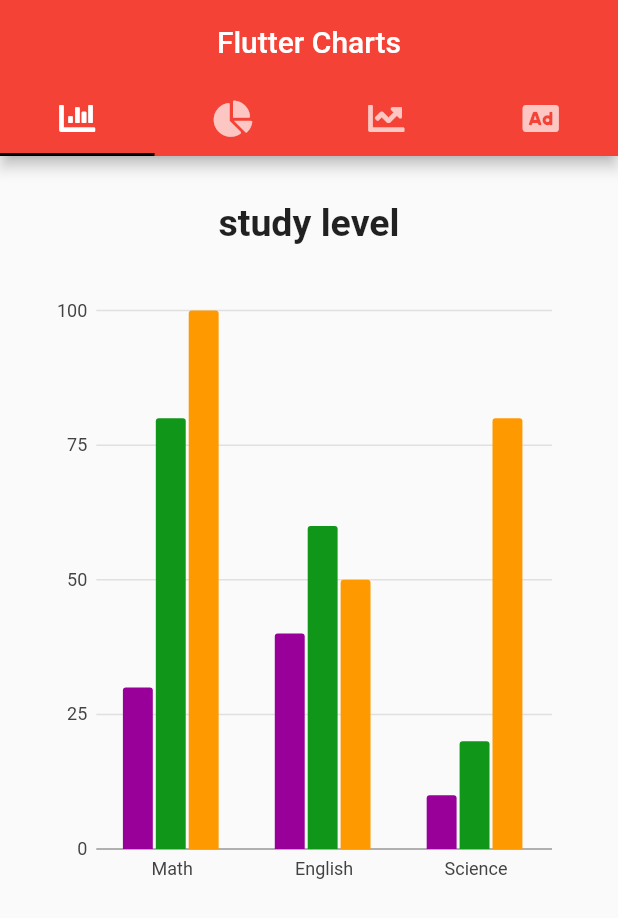
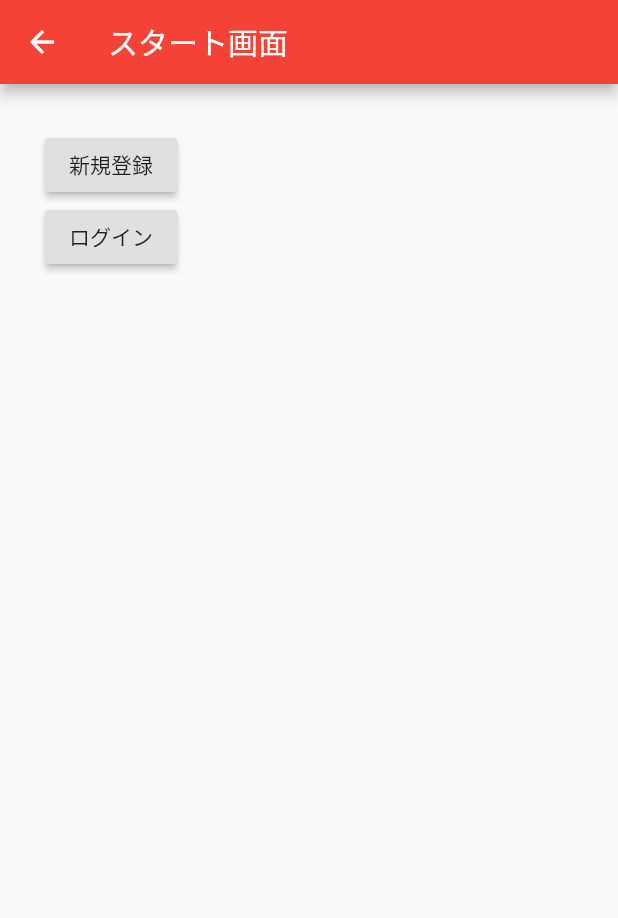
Before and after one commit to nekoneko33/chart2_app, a Flutter app: the screen it shows after launch, on a phone screen of 412 x 824 dp. Shown: the top 918 px of the screen. Run offline on Flutter 3.47's test engine with Material 2 defaults, Android fonts, the phone set to English and light mode, and no system bars; our stand-ins replace charts_flutter, cloud_firestore, firebase_auth, firebase_core, firebase_database, firebase_storage and 2 more; accounts and stored records are empty.

Commit message:
preference commit

```diff
--- /dev/null
+++ b/lib/book_list/book.dart
@@ -0,0 +1,4 @@
+class Book{
+  String title;
+  Book(this.title);
+}
--- a/lib/login/login_page.dart
+++ b/lib/login/login_page.dart
@@ -14,7 +14,7 @@ class LoginPage extends StatelessWidget {
       create: (_) => LoginModel(),
       child: Scaffold(
         appBar: AppBar(
-          title: Text('サインアップ'),
+          title: Text('ログイン'),
         ),
         body: Consumer<LoginModel>(
           builder: (context, model, child) {
--- a/lib/main.dart
+++ b/lib/main.dart
@@ -1,11 +1,17 @@
+import 'package:charts2_app/add_book/add_book_model.dart';
 import 'package:charts2_app/screen/forth_page.dart';
 import 'package:charts2_app/screen/home_page.dart';
+import 'package:charts2_app/screen/init_page.dart';
 import 'package:charts2_app/screen/next_page.dart';
 import 'package:charts2_app/screen/third_page.dart';
+import 'add_book/add_book_page.dart';
+import 'file:///C:/project/charts2_app/lib/book_list/book_list_page.dart';
+import 'file:///C:/project/charts2_app/lib/user_preference/user_preference.dart';
 import 'package:flutter/material.dart';
 import 'package:firebase_core/firebase_core.dart';
 import 'package:charts2_app/signup/signup_page.dart';
 import 'package:charts2_app/login/login_page.dart';
+import 'file:///C:/project/charts2_app/lib/book_list/book_list_page.dart';
 
 void main() async {
   WidgetsFlutterBinding.ensureInitialized();
@@ -23,7 +29,7 @@ class MyApp extends StatelessWidget {
       theme: ThemeData(
         primaryColor: Colors.red,
       ),
-      initialRoute: '/',
+      initialRoute: '/init',
       routes: {
         '/': (context) => HomePage(),
         '/next': (context) => NextPage(),
@@ -31,6 +37,10 @@ class MyApp extends StatelessWidget {
         '/forth': (context) => MyHomePage(),
         '/signup': (context) => SignUpPage(),
         '/login': (context) => LoginPage(),
+        '/userpreference': (context) => UserPreferencePage(),
+        '/init': (context) => InitPage(),
+        '/booklist': (context) => BookListPage(),
+        '/addbook': (context) => AddBookPage(),
       },
     );
   }
--- a/lib/screen/home_page.dart
+++ b/lib/screen/home_page.dart
@@ -310,6 +310,10 @@ class _HomePageState extends State<HomePage> {
                       onPressed: () => {Navigator.pushNamed(context, '/login')},
                       child: Text('ログイン'),
                     ),
+                    RaisedButton(
+                      onPressed: () => {Navigator.pushNamed(context, '/userpreference')},
+                      child: Text('ログイン'),
+                    ),
                   ]),
                 ),
               ),
--- /dev/null
+++ b/lib/screen/init_page.dart
@@ -0,0 +1,33 @@
+import 'package:charts2_app/signup/signup_model.dart';
+import 'package:flutter/cupertino.dart';
+import 'package:flutter/material.dart';
+import 'package:provider/provider.dart';
+
+class InitPage extends StatelessWidget {
+  @override
+  Widget build(BuildContext context) {
+    return Scaffold(
+      appBar: AppBar(
+        title: Text(
+          'スタート画面',
+        ),
+      ),
+      body: Padding(
+        padding: EdgeInsets.all(30),
+        child: Column(
+          children: <Widget>[
+            RaisedButton(
+              onPressed: () => {Navigator.pushNamed(context, '/signup')},
+              child: Text('新規登録'),
+            ),
+            RaisedButton(
+              onPressed: () => {Navigator.pushNamed(context, '/login')},
+              child: Text('ログイン'),
+            ),
+
+          ],
+        ),
+      ),
+    );
+  }
+}
--- a/lib/signup/signup_page.dart
+++ b/lib/signup/signup_page.dart
@@ -13,7 +13,7 @@ class SignUpPage extends StatelessWidget {
       create: (_) => SignUpModel(),
       child: Scaffold(
         appBar: AppBar(
-          title: Text('サインアップ'),
+          title: Text('新規登録'),
         ),
         body: Consumer<SignUpModel>(
           builder: (context, model, child) {
--- /dev/null
+++ b/lib/user_preference/user_preference.dart
@@ -0,0 +1,134 @@
+import 'dart:async';
+import 'dart:io';
+import 'dart:ui';
+import 'package:charts2_app/bloc/user_bloc.dart';
+import 'package:charts2_app/model/userDataModel.dart';
+import 'package:charts2_app/user_preference/user_preference_model.dart';
+import 'package:firebase_auth/firebase_auth.dart';
+import 'package:firebase_storage/firebase_storage.dart';
+import 'package:image_picker/image_picker.dart';
+import 'package:intl/intl.dart';
+import 'package:provider/provider.dart';
+import 'package:charts2_app/bloc/chatBloc.dart';
+import 'package:charts2_app/model/chatDataModel.dart';
+import 'package:firebase_core/firebase_core.dart';
+import 'package:firebase_database/firebase_database.dart';
+import 'package:firebase_database/ui/firebase_animated_list.dart';
+import 'package:flutter/material.dart';
+import 'package:charts2_app/model/sendMessageWidget.dart';
+import 'package:charts2_app/model/receiveMessageWidget.dart';
+
+/*
+class UserPreferencePage extends StatefulWidget {
+  UserPreferencePage({this.app});
+
+  final FirebaseApp app;
+
+  @override
+  _UserPreferencePageState createState() => _UserPreferencePageState();
+}
+
+class _UserPreferencePageState extends State<UserPreferencePage> {
+  String user;
+  String displayname;
+  UserBloc bloc;
+
+  List<UserDataModel> message = [];
+  String sendMessage;
+
+  File _image;
+  final picker = ImagePicker();
+  final _formatter = DateFormat("HH:MM");
+
+  @override
+  void initState() {
+    super.initState();
+    user = FirebaseAuth.instance.currentUser.uid;
+    bloc = UserBloc(user);
+    bloc.sendResultStream.stream.listen((UserDataModel event) {
+      setState(() {
+        message.add(event);
+      });
+    });
+  }
+
+  Future<void> _getImage() async {
+    final pickedFile = await picker.getImage(source: ImageSource.gallery);
+
+    setState(() {
+      if (pickedFile != null) {
+        _image = File(pickedFile.path);
+        upload();
+      } else {
+        print('No image selected.');
+      }
+    });
+  }
+
+  Future<void> _getCamera() async {
+    final pickedFile = await picker.getImage(source: ImageSource.camera);
+
+    setState(() {
+      if (pickedFile != null) {
+        _image = File(pickedFile.path);
+        upload();
+      } else {
+        print('No image selected.');
+      }
+    });
+  }
+
+  void upload() async {
+    final Reference ref = FirebaseStorage.instance.ref();
+    final TaskSnapshot storedImage = await ref
+        .child(user + "_" + DateTime.now().toLocal().toIso8601String())
+        .putFile(_image);
+    if (storedImage.state == TaskState.success) {
+      print('storageに保存しました');
+      final String downloadUrl = await storedImage.ref.getDownloadURL();
+      _sendImage(downloadUrl);
+    }
+  }
+
+  void _sendImage(String imageUrl) {
+    if (imageUrl != null) {
+      UserDataModel sendData = UserDataModel()
+        ..id = user
+        ..name = displayname
+        ..imageUrl = imageUrl;
+      bloc.send(sendData);
+    }
+  }
+*/
+
+class UserPreferencePage extends StatelessWidget {
+  @override
+  Widget build(BuildContext context) {
+    return ChangeNotifierProvider<UserPreferenceModel>(
+      create: (_) => UserPreferenceModel(),
+      child: Scaffold(
+        appBar: AppBar(
+          title: Text('ユーザー設定画面'),
+        ),
+        body: Consumer<UserPreferenceModel>(builder: (context, model, child) {
+          return Padding(
+            padding: EdgeInsets.all(30),
+            child: Column(children: <Widget>[
+              SizedBox(
+                width: double.infinity,
+                height: 100,
+              ),
+              Text(model.nameText),
+              RaisedButton(
+                  child: Text('参考書一覧'),
+                  onPressed: () {
+                    //model.changeNameText();
+                    Navigator.pushNamed(context, '/booklist');
+                  }),
+            ]),
+          );
+        }),
+      ),
+    );
+  }
+}
```
Also changed, not shown: lib/add_book/add_book_model.dart (added, +19 -0 lines), lib/add_book/add_book_page.dart (added, +81 -0 lines), lib/bloc/user_bloc.dart (added, +35 -0 lines), lib/book_list/book_list_model.dart (added, +15 -0 lines), lib/book_list/book_list_page.dart (added, +56 -0 lines), lib/model/chatDataModel.dart (+11 -0 lines), lib/model/userDataModel.dart (added, +25 -0 lines), lib/user_preference/user_preference_model.dart (added, +14 -0 lines).
